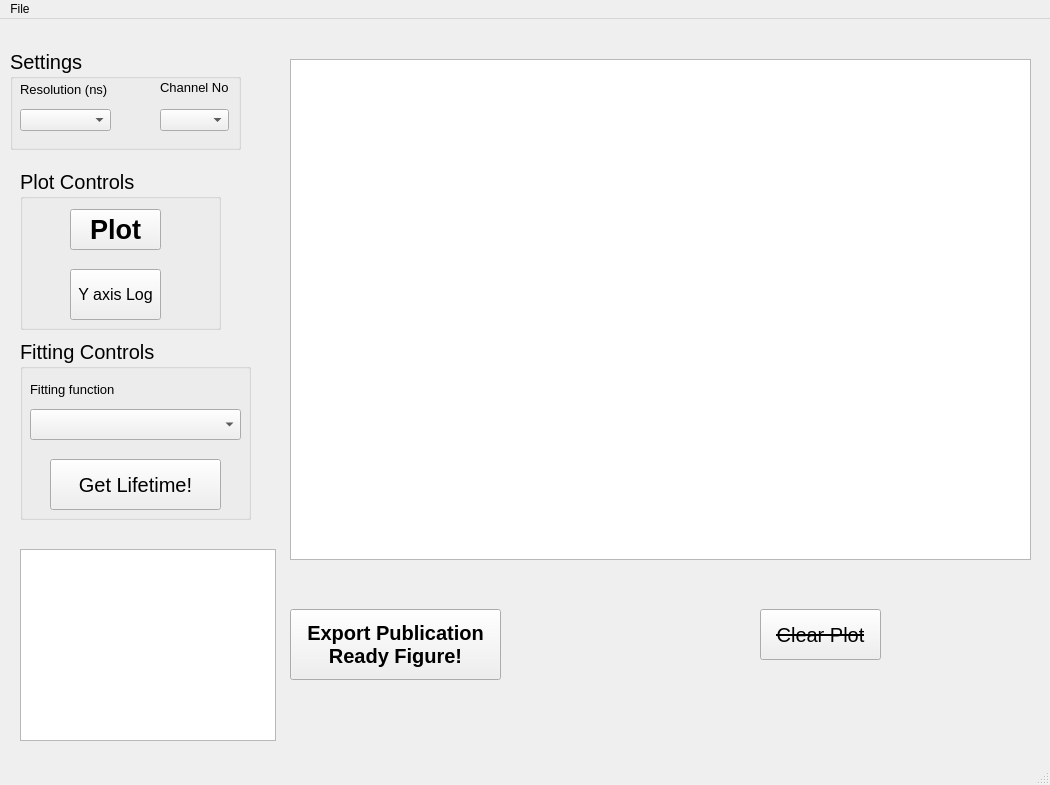
Qt form PythonGUI_apps/Lifetime_analysis/Lifetime_analysis_gui_layout.ui (SarthakJariwala/Python_GUI_apps) before a commit.
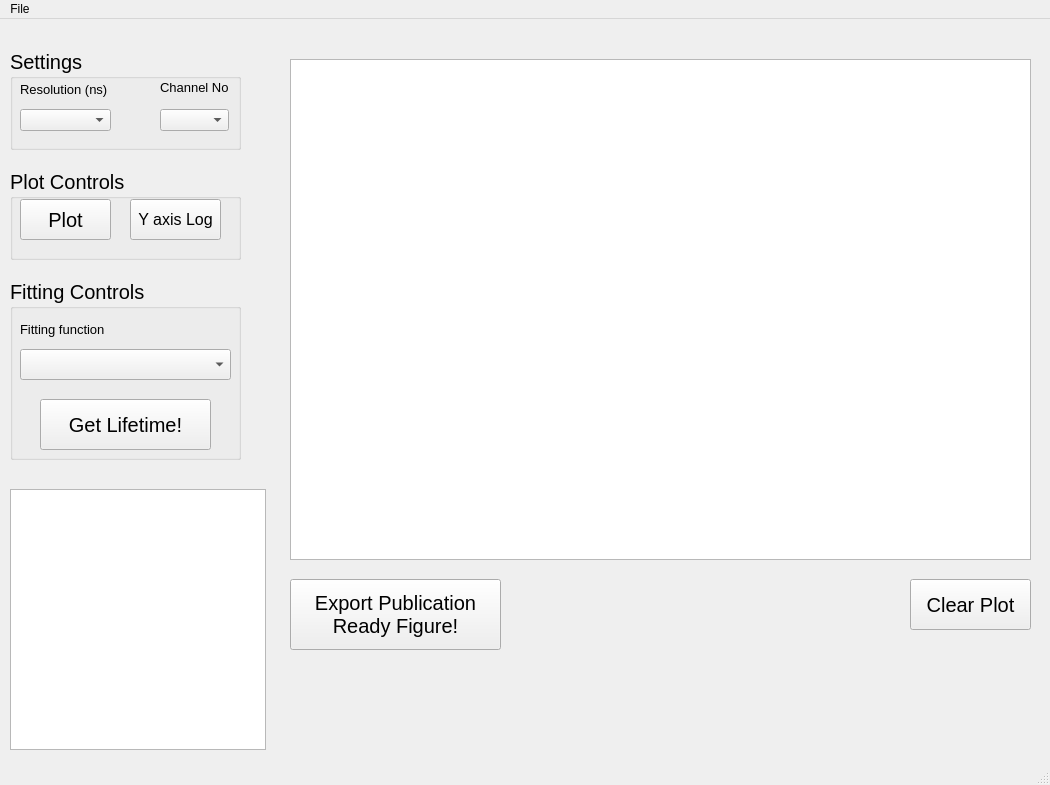
The same form after that commit. Custom widgets are drawn as their Qt base class.

```diff
--- a/PythonGUI_apps/Lifetime_analysis/Lifetime_analysis_gui_layout.ui
+++ b/PythonGUI_apps/Lifetime_analysis/Lifetime_analysis_gui_layout.ui
@@ -104,10 +104,10 @@
    <widget class="QGroupBox" name="groupBox_2">
     <property name="geometry">
      <rect>
-      <x>20</x>
+      <x>10</x>
       <y>150</y>
-      <width>201</width>
-      <height>161</height>
+      <width>231</width>
+      <height>91</height>
      </rect>
     </property>
     <property name="font">
@@ -121,17 +121,17 @@
     <widget class="QPushButton" name="plot_pushButton">
      <property name="geometry">
       <rect>
-       <x>50</x>
-       <y>40</y>
+       <x>10</x>
+       <y>30</y>
        <width>91</width>
        <height>41</height>
       </rect>
      </property>
      <property name="font">
       <font>
-       <pointsize>20</pointsize>
-       <weight>75</weight>
-       <bold>true</bold>
+       <pointsize>15</pointsize>
+       <weight>50</weight>
+       <bold>false</bold>
       </font>
      </property>
      <property name="text">
@@ -141,10 +141,10 @@
     <widget class="QPushButton" name="log_pushButton">
      <property name="geometry">
       <rect>
-       <x>50</x>
-       <y>100</y>
+       <x>120</x>
+       <y>30</y>
        <width>91</width>
-       <height>51</height>
+       <height>41</height>
       </rect>
      </property>
      <property name="font">
@@ -160,8 +160,8 @@
    <widget class="QGroupBox" name="groupBox_3">
     <property name="geometry">
      <rect>
-      <x>20</x>
-      <y>320</y>
+      <x>10</x>
+      <y>260</y>
       <width>231</width>
       <height>181</height>
      </rect>
@@ -224,8 +224,8 @@
    <widget class="QPushButton" name="clear_pushButton">
     <property name="geometry">
      <rect>
-      <x>760</x>
-      <y>590</y>
+      <x>910</x>
+      <y>560</y>
       <width>121</width>
       <height>51</height>
      </rect>
@@ -233,7 +233,7 @@
     <property name="font">
      <font>
       <pointsize>15</pointsize>
-      <strikeout>true</strikeout>
+      <strikeout>false</strikeout>
      </font>
     </property>
     <property name="text">
@@ -243,10 +243,10 @@
    <widget class="QTextBrowser" name="Result_textBrowser">
     <property name="geometry">
      <rect>
-      <x>20</x>
-      <y>530</y>
+      <x>10</x>
+      <y>470</y>
       <width>256</width>
-      <height>192</height>
+      <height>261</height>
      </rect>
     </property>
     <property name="font">
@@ -259,7 +259,7 @@
     <property name="geometry">
      <rect>
       <x>290</x>
-      <y>590</y>
+      <y>560</y>
       <width>211</width>
       <height>71</height>
      </rect>
@@ -267,8 +267,8 @@
     <property name="font">
      <font>
       <pointsize>15</pointsize>
-      <weight>75</weight>
-      <bold>true</bold>
+      <weight>50</weight>
+      <bold>false</bold>
      </font>
     </property>
     <property name="text">
```
